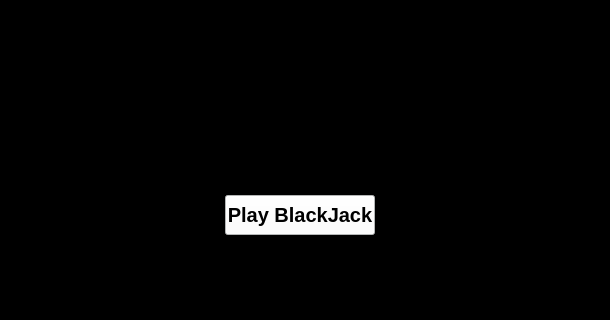
First picture: the form in mainwindow.ui, repository jasonpliszak/BlackJackGame_EC327, before the edit; both pictures show x 200 to 810 and y 330 to 650 of the 1000 by 650 pixel window.
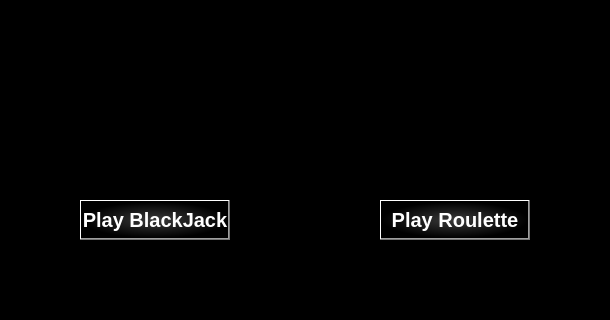
Second picture: the form after the edit.

What changed in the file:
```diff
--- a/mainwindow.ui
+++ b/mainwindow.ui
@@ -23,8 +23,8 @@
    <widget class="QPushButton" name="play_button">
     <property name="geometry">
      <rect>
-      <x>425</x>
-      <y>525</y>
+      <x>280</x>
+      <y>530</y>
       <width>150</width>
       <height>40</height>
      </rect>
@@ -36,8 +36,8 @@
      </font>
     </property>
     <property name="styleSheet">
-     <string notr="true">background-color: rgb(252, 255, 255);
-color: rgb(0, 0, 0);</string>
+     <string notr="true">color:white;
+background-color: qradialgradient(spread:pad, cx:0.5, cy:0.5, radius:0.5, fx:0.5, fy:0.5, stop:0 rgba(58, 58, 58, 255), stop:1 rgba(0, 0, 0, 255));</string>
     </property>
     <property name="text">
      <string>Play BlackJack</string>
@@ -112,10 +112,34 @@
      <string>Balance: $1000</string>
     </property>
    </widget>
+   <widget class="QPushButton" name="play_roulette">
+    <property name="geometry">
+     <rect>
+      <x>580</x>
+      <y>530</y>
+      <width>150</width>
+      <height>40</height>
+     </rect>
+    </property>
+    <property name="font">
+     <font>
+      <pointsize>15</pointsize>
+      <bold>true</bold>
+     </font>
+    </property>
+    <property name="styleSheet">
+     <string notr="true">color:white;
+background-color: qradialgradient(spread:pad, cx:0.5, cy:0.5, radius:0.5, fx:0.5, fy:0.5, stop:0 rgba(58, 58, 58, 255), stop:1 rgba(0, 0, 0, 255));</string>
+    </property>
+    <property name="text">
+     <string>Play Roulette</string>
+    </property>
+   </widget>
    <zorder>home_screen</zorder>
    <zorder>play_button</zorder>
    <zorder>label</zorder>
    <zorder>Balance</zorder>
+   <zorder>play_roulette</zorder>
   </widget>
  </widget>
  <resources/>
```
